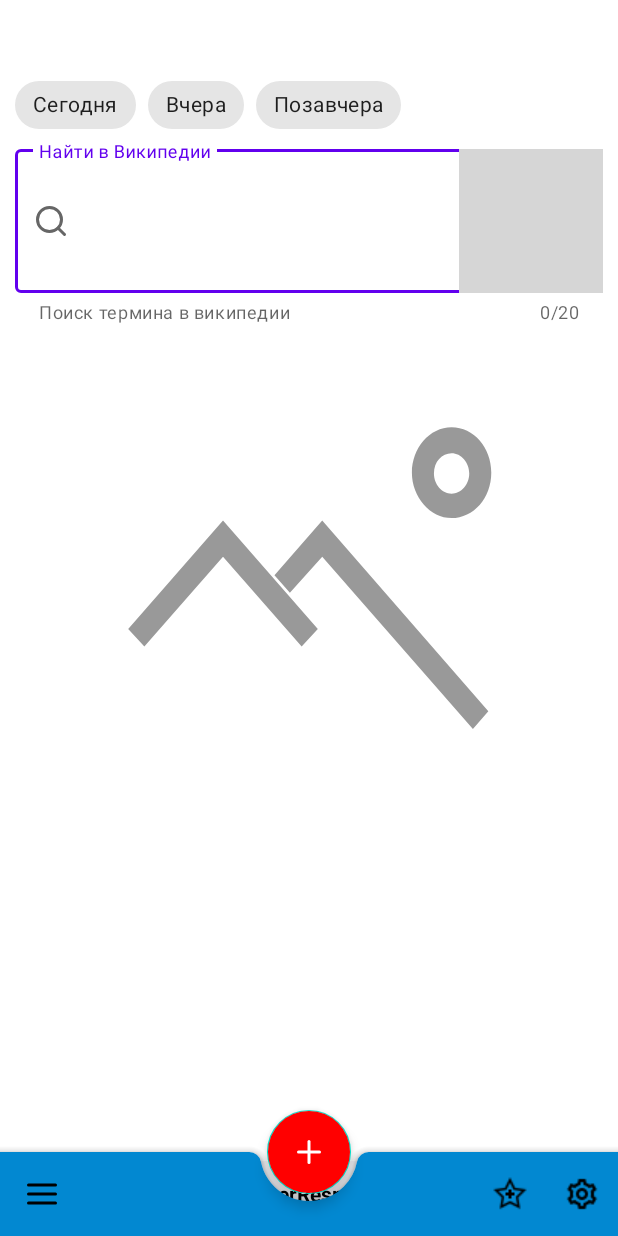
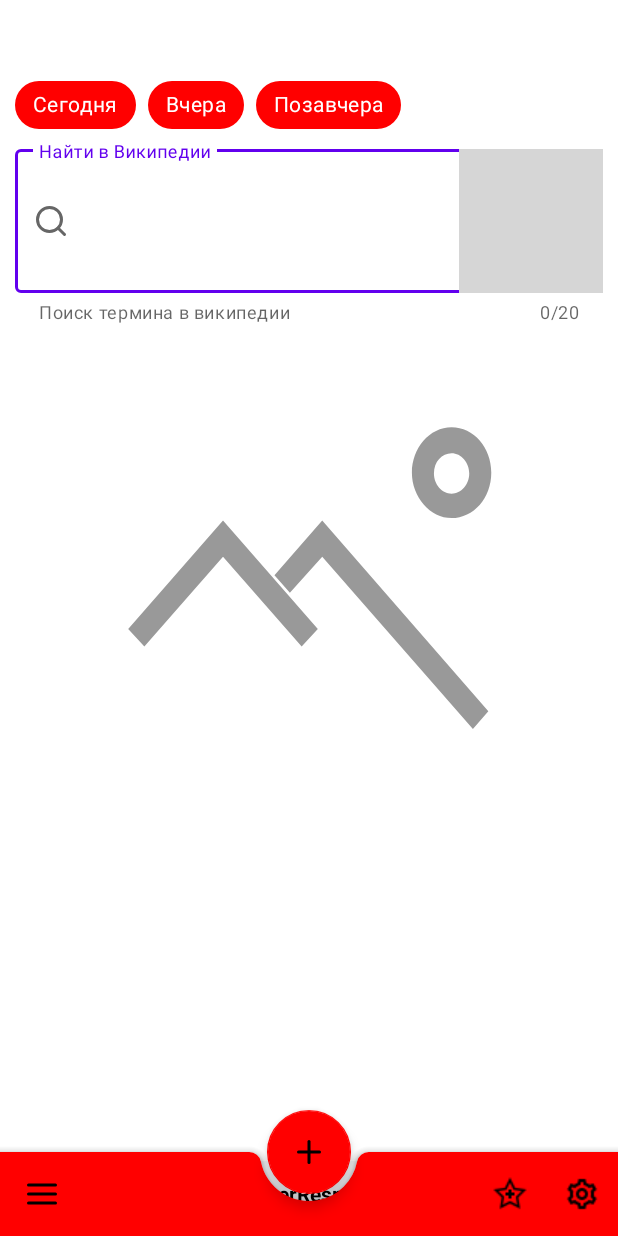
Before and after one commit to profitsw2000/NasaMaterialDesign, an Android app: the layout fragment_main.xml on its own in the app's theme, with its tools: preview values and no code run, on a phone screen of 412 x 824 dp. Run offline under Robolectric (Android 15) with nearby library versions, the phone set to English and light mode, and no system bars; network calls fail; grey boxes are pictures that could not be loaded.

Commit message:
Созданы и применены стили для следующих компонентов - чипы, нижняя панель и кнопка FAB. Все красного цвета.

```diff
--- a/app/src/main/res/layout/fragment_main.xml
+++ b/app/src/main/res/layout/fragment_main.xml
@@ -22,26 +22,22 @@
             app:singleSelection="true">
 
             <com.google.android.material.chip.Chip
-                style="@style/Widget.MaterialComponents.Chip.Choice"
                 android:layout_width="wrap_content"
                 android:layout_height="wrap_content"
                 android:id="@+id/today"
                 android:text="Сегодня" />
 
             <com.google.android.material.chip.Chip
-                style="@style/Widget.MaterialComponents.Chip.Choice"
                 android:layout_width="wrap_content"
                 android:layout_height="wrap_content"
                 android:id="@+id/yesterday"
                 android:text="Вчера" />
 
             <com.google.android.material.chip.Chip
-                style="@style/Widget.MaterialComponents.Chip.Choice"
                 android:layout_width="wrap_content"
                 android:layout_height="wrap_content"
                 android:id="@+id/before_yesterday"
                 android:text="Позавчера" />
-
 
         </com.google.android.material.chip.ChipGroup>
 
@@ -110,7 +106,6 @@
         android:layout_width="match_parent"
         android:layout_height="wrap_content"
         android:layout_gravity="bottom"
-        android:backgroundTint="@color/color_blue"
         app:hideOnScroll="true"
         app:layout_scrollFlags="scroll|enterAlways"
         app:fabAlignmentMode="center"
@@ -122,8 +117,6 @@
         android:layout_width="wrap_content"
         android:layout_height="wrap_content"
         app:layout_anchor="@id/bottom_app_bar"
-        android:backgroundTint="@color/color_red"
-        app:srcCompat="@drawable/ic_plus_fab"
-        app:tint="@color/white" />
+        app:srcCompat="@drawable/ic_plus_fab" />
 
 </androidx.coordinatorlayout.widget.CoordinatorLayout>
--- /dev/null
+++ b/app/src/main/res/values/style.xml
@@ -0,0 +1,16 @@
+<?xml version="1.0" encoding="utf-8"?>
+<resources>
+
+    <style name="myChipStyle" parent="Widget.MaterialComponents.Chip.Choice">
+        <item name="chipBackgroundColor">@color/color_red</item>
+        <item name="android:textColor">@color/white</item>
+    </style>
+
+    <style name="myBottomAppBarStyle" parent="Widget.MaterialComponents.BottomAppBar">
+        <item name="backgroundTint">@color/color_red</item>
+    </style>
+
+    <style name="myFABStyle" parent="Widget.MaterialComponents.FloatingActionButton">
+        <item name="backgroundTint">@color/color_red</item>
+    </style>
+</resources>
```
Also changed, not shown: app/src/main/java/ru/profitsw2000/nasamaterialdesign/ui/fragments/PictureOfTheDayFragment.kt (+18 -6 lines), app/src/main/res/values/colors.xml (+9 -0 lines), app/src/main/res/values/themes.xml (+18 -0 lines).
